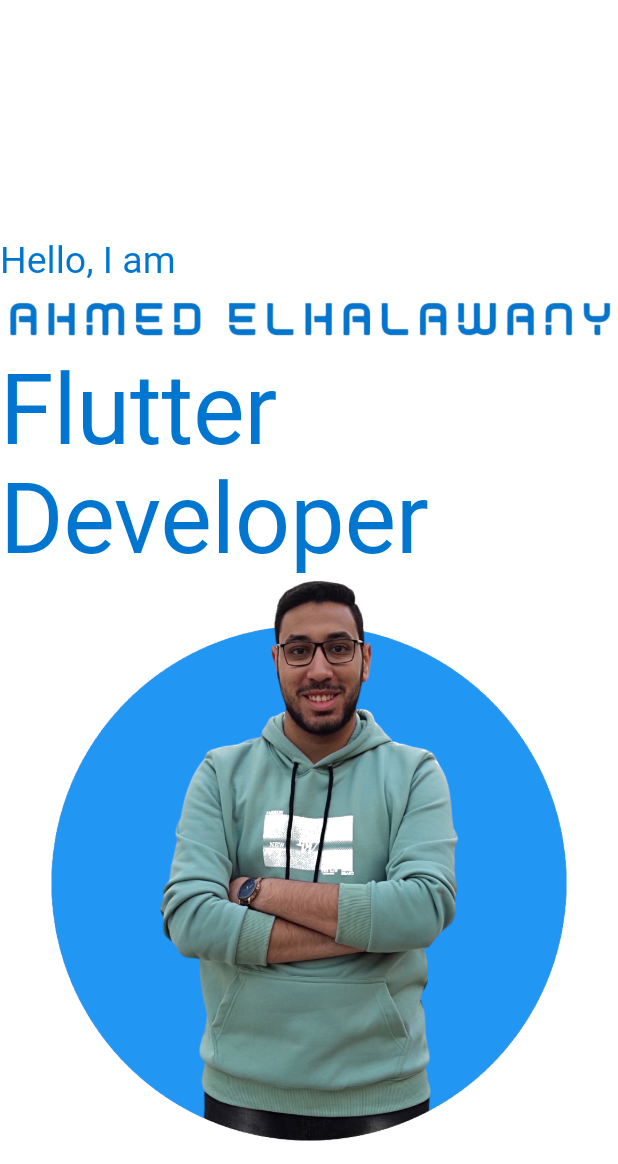
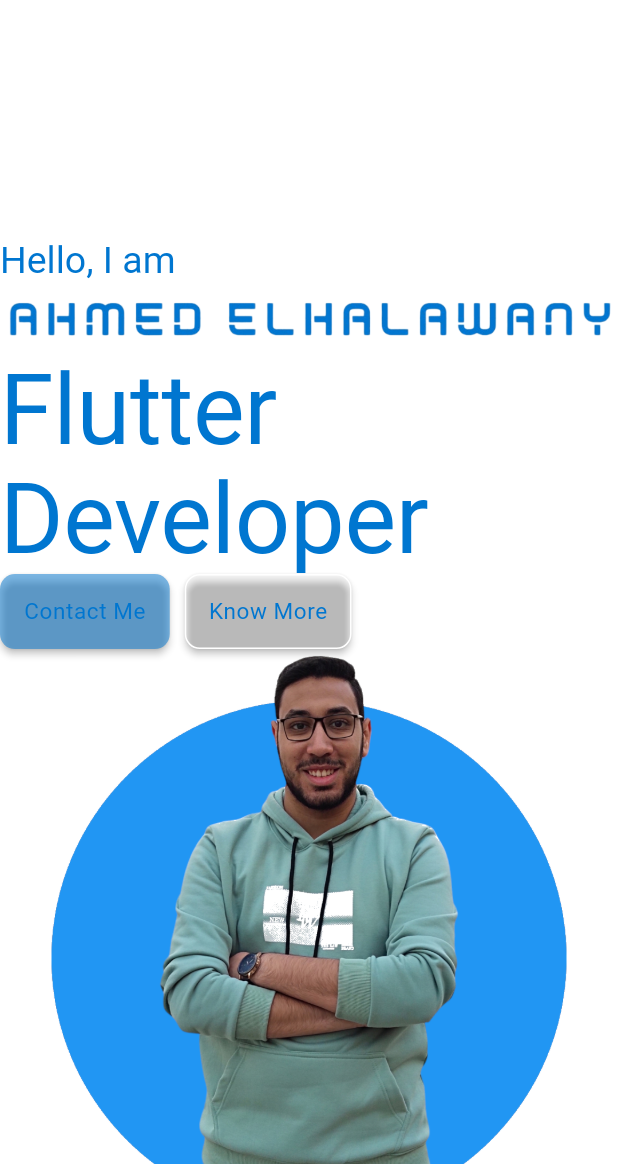
Before and after one commit to Ahmed1092002/My_Portifolio, a Flutter app: the screen it shows after launch, on a phone screen of 412 x 824 dp, the part 72-1236 px from its top. Run offline on Flutter 3.47's test engine with Material 3 defaults, Android fonts, the phone set to English and light mode, and no system bars; drawn by our look-alikes of dropdown_button2; our stand-ins replace flutter_hooks, flutter_native_splash, flutter_screenutil, google_fonts, responsive_builder.

Commit message:
"Added CustomButton to InfoContainer and wrapped InfoContainer with SizedBox in HomeView"

```diff
--- /dev/null
+++ b/devtools_options.yaml
@@ -0,0 +1,3 @@
+description: This file stores settings for Dart & Flutter DevTools.
+documentation: https://docs.flutter.dev/tools/devtools/extensions#configure-extension-enablement-states
+extensions:
--- a/lib/DesktopLayout/features/HomeFeatures/gui/components/info_container.dart
+++ b/lib/DesktopLayout/features/HomeFeatures/gui/components/info_container.dart
@@ -1,8 +1,10 @@
 import 'package:flutter/material.dart';
 import 'package:flutter_hooks/flutter_hooks.dart';
 import 'package:flutter_screenutil/flutter_screenutil.dart';
+import 'package:my_portifolio/core/shared/colors/ColorsUtiles.dart';
 import 'package:my_portifolio/core/shared/themes/dark_theme.dart';
 import 'package:my_portifolio/core/shared/utiles/Assets.dart';
+import 'package:my_portifolio/core/shared/widgets/custom_button.dart';
 
 class InfoContainer extends HookWidget {
   const InfoContainer({
@@ -53,6 +55,25 @@ class InfoContainer extends HookWidget {
               "Flutter Developer",
               style: Theme.of(context).textTheme.displayLarge,
             ),
+            Row(
+              mainAxisAlignment: MainAxisAlignment.start,
+
+              children: [
+                CustomButton(
+                    Backcolors: ColorsUtiles.PrimaryColor_blue.withOpacity(0.5),
+                    borderColors: Colors.transparent,
+                    onClick: () {},
+                    title: "Contact Me"),
+                SizedBox(
+                  width: 10.w,
+                ),
+                CustomButton(
+                    Backcolors: Colors.transparent,
+                    borderColors: Colors.white,
+                    onClick: () {},
+                    title: "Know More")
+              ],
+            ),
           ],
         ),
       ),
--- a/lib/DesktopLayout/features/HomeFeatures/gui/views/HomeView.dart
+++ b/lib/DesktopLayout/features/HomeFeatures/gui/views/HomeView.dart
@@ -18,7 +18,10 @@ class HomeView extends StatelessWidget {
           crossAxisAlignment: WrapCrossAlignment.center,
           runSpacing: 30.h,
           spacing: 20,
-          children: [InfoContainer(), ImageContainer()],
+          children: [
+            SizedBox(width: 800.w, child: InfoContainer()),
+            ImageContainer()
+          ],
         ),
       ),
     );
--- /dev/null
+++ b/lib/core/shared/widgets/custom_button.dart
@@ -0,0 +1,35 @@
+import 'package:flutter/material.dart';
+import 'package:flutter_screenutil/flutter_screenutil.dart';
+import 'package:my_portifolio/core/shared/themes/dark_theme.dart';
+
+class CustomButton extends StatelessWidget {
+  final Color borderColors;
+  final Color Backcolors;
+  final String title;
+  final VoidCallback onClick;
+  const CustomButton({
+    super.key,
+    required this.borderColors,
+    required this.Backcolors,
+    required this.title,
+    required this.onClick,
+  });
+
+  @override
+  Widget build(BuildContext context) {
+    return MaterialButton(
+      onPressed: () {},
+      height: 50.h,
+      minWidth: 70.w,
+      animationDuration: Duration(seconds: 1),
+      color: Backcolors,
+      child: Text(
+        title,
+        style: Theme.of(context).textTheme.bodySmall,
+      ),
+      shape: RoundedRectangleBorder(
+          borderRadius: BorderRadius.circular(10),
+          side: BorderSide(color: borderColors)),
+    );
+  }
+}
```
